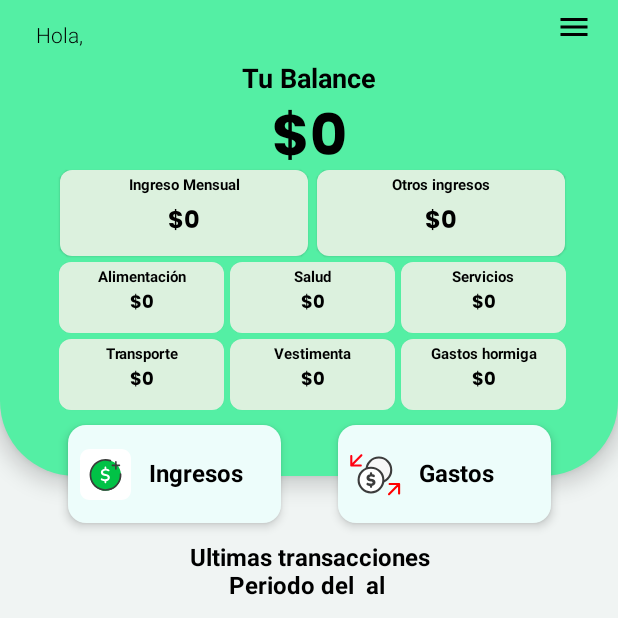
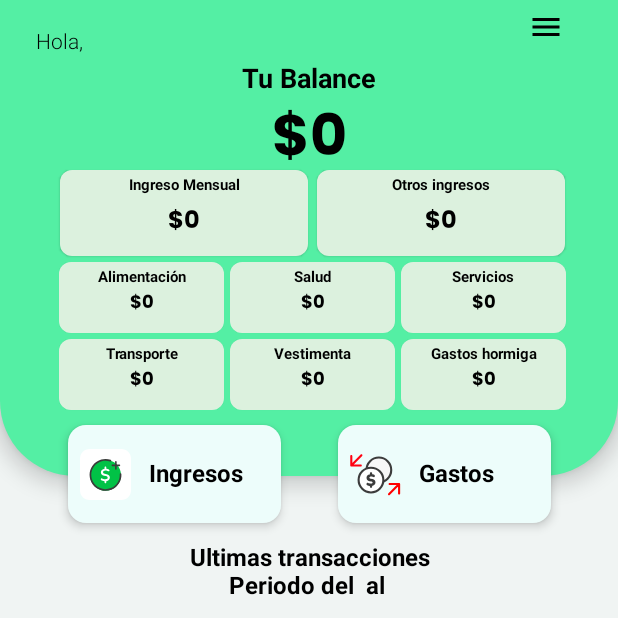
Before and after one commit to dalvarado2810/budgetplanner, an Android app built with Jetpack Compose: the budgetDashboard screen opened through its navigation route, on a phone screen of 412 x 824 dp, the top half of it. Run offline under Robolectric (Android 15) with nearby library versions, the phone set to English and light mode, and no system bars; our stand-ins replace Dagger/Hilt's generated code.

Commit message:
New update of  code * various fixes

```diff
--- a/app/build.gradle
+++ b/app/build.gradle
@@ -13,8 +13,8 @@ android {
         applicationId "com.daniel.budgetplanner"
         minSdk 28
         targetSdk 34
-        versionCode 3
-        versionName "1.0.3"
+        versionCode 5
+        versionName "1.0.5"
 
         testInstrumentationRunner "androidx.test.runner.AndroidJUnitRunner"
         vectorDrawables {
--- a/app/src/main/java/com/daniel/budgetplanner/ui/BudgetDashboard.kt
+++ b/app/src/main/java/com/daniel/budgetplanner/ui/BudgetDashboard.kt
@@ -42,10 +42,13 @@ import androidx.compose.ui.graphics.Color
 import androidx.compose.ui.platform.LocalContext
 import androidx.compose.ui.res.painterResource
 import androidx.compose.ui.res.stringResource
+import androidx.compose.ui.text.SpanStyle
 import androidx.compose.ui.text.TextStyle
+import androidx.compose.ui.text.buildAnnotatedString
 import androidx.compose.ui.text.font.FontWeight
 import androidx.compose.ui.text.style.LineHeightStyle
 import androidx.compose.ui.text.style.TextAlign
+import androidx.compose.ui.text.withStyle
 import androidx.compose.ui.unit.DpOffset
 import com.daniel.budgetplanner.R
 import androidx.compose.ui.unit.dp
@@ -100,6 +103,15 @@ fun BudgetDashboard(
     val comparator = Comparator<Movement> { a, b -> a.date.compareTo(b.date) }
     val expanded = remember { mutableStateOf(false) }
     val showDatePicker = remember { mutableStateOf(false) }
+    val formattedText = buildAnnotatedString {
+        withStyle(style = SpanStyle(fontWeight = FontWeight.Light)) {
+            append(stringResource(id = R.string.hello))
+        }
+        withStyle(style = SpanStyle(fontWeight = FontWeight.Bold, fontSize = 18.sp)) {
+            append(" ")
+            append(userName)
+        }
+    }
 
     Box(modifier = Modifier
         .fillMaxSize()
@@ -120,27 +132,16 @@ fun BudgetDashboard(
 
             Row (modifier = Modifier
                 .fillMaxWidth()
-                .height(36.dp)
+                .height(36.dp),
+                horizontalArrangement = Arrangement.SpaceBetween
             ){
                 Text(
                     modifier = Modifier
-                        .weight(3f)
                         .padding(start = 24.dp, top = 16.dp),
-                    text = stringResource(id = R.string.hello),
+                    text = formattedText,
                     color = Color.Black,
                     style = TextStyle(
                         fontSize = 14.sp,
-                        fontWeight = FontWeight.Light)
-                )
-
-                Text(
-                    modifier = Modifier
-                        .weight(15f)
-                        .padding(top = 10.dp),
-                    text = userName,
-                    color = Color.Black,
-                    style = TextStyle(
-                        fontSize = 20.sp,
                         fontWeight = FontWeight.Bold)
                 )
 
@@ -186,7 +187,8 @@ fun BudgetDashboard(
                     onClick = {
                         expanded.value = !expanded.value
                     },
-                    modifier = Modifier.weight(3f)
+                    modifier = Modifier
+                        .padding(end = 24.dp),
                 ) {
                     Image(painterResource(id = R.drawable.baseline_menu_24), contentDescription = "Dropdown Icon")
                 }
--- a/app/src/main/java/com/daniel/budgetplanner/ui/composables/BottomSheetOperationDialog.kt
+++ b/app/src/main/java/com/daniel/budgetplanner/ui/composables/BottomSheetOperationDialog.kt
@@ -168,6 +168,7 @@ fun BottomSheetOperationDialog(
                 onClick = {
                     closeClick()
                     categorySelected.value = EMPTY_STRING
+                    selectedTemp.value = DEFAULT_CATEGORY
                 },
                 modifier = Modifier
                     .padding(start = 64.dp)
--- a/app/src/main/java/com/daniel/budgetplanner/ui/composables/MyDateRangePickerDialog.kt
+++ b/app/src/main/java/com/daniel/budgetplanner/ui/composables/MyDateRangePickerDialog.kt
@@ -32,9 +32,10 @@ fun MyDateRangePickerDialog(
         onDismissRequest = { onDismiss() },
         confirmButton = {
             Button(onClick = {
+                val endDate = selectedEndDate ?: selectedStarDate
                 onRangeDatesSelected(
                     selectedStarDate,
-                    selectedEndDate
+                    endDate
                 )
                 onDismiss()
             }
--- a/app/src/main/res/values/strings.xml
+++ b/app/src/main/res/values/strings.xml
@@ -45,7 +45,7 @@
     <!-- Dashboard-->
     <string name="incomes">Ingresos</string>
     <string name="outcomes">Gastos</string>
-    <string name="hello">Hola, </string>
+    <string name="hello">Hola,   </string>
     <string name="erase_user">Eliminar usuario</string>
     <string name="change_date">Escoger nuevo período</string>
     <string name="your_balance">Tu Balance</string>
```
